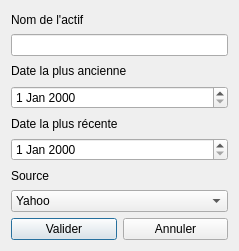
Qt form Sources/GUI/import.ui (pchaigno/varsoft) before a commit.
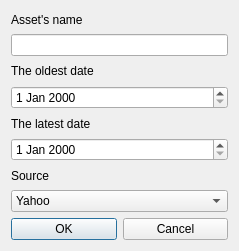
The same form after that commit.

Patch:
```diff
--- a/Sources/GUI/import.ui
+++ b/Sources/GUI/import.ui
@@ -17,7 +17,7 @@
    <item>
     <widget class="QLabel" name="label">
      <property name="text">
-      <string>Nom de l'actif</string>
+      <string>Asset's name</string>
      </property>
     </widget>
    </item>
@@ -27,7 +27,7 @@
    <item>
     <widget class="QLabel" name="label_3">
      <property name="text">
-      <string>Date la plus ancienne</string>
+      <string>The oldest date</string>
      </property>
     </widget>
    </item>
@@ -37,7 +37,7 @@
    <item>
     <widget class="QLabel" name="label_2">
      <property name="text">
-      <string>Date la plus récente</string>
+      <string>The latest date</string>
      </property>
     </widget>
    </item>
@@ -73,14 +73,14 @@
      <item>
       <widget class="QPushButton" name="pushButton">
        <property name="text">
-        <string>Valider</string>
+        <string>OK</string>
        </property>
       </widget>
      </item>
      <item>
       <widget class="QPushButton" name="pushButton_2">
        <property name="text">
-        <string>Annuler</string>
+        <string>Cancel</string>
        </property>
       </widget>
      </item>
```
